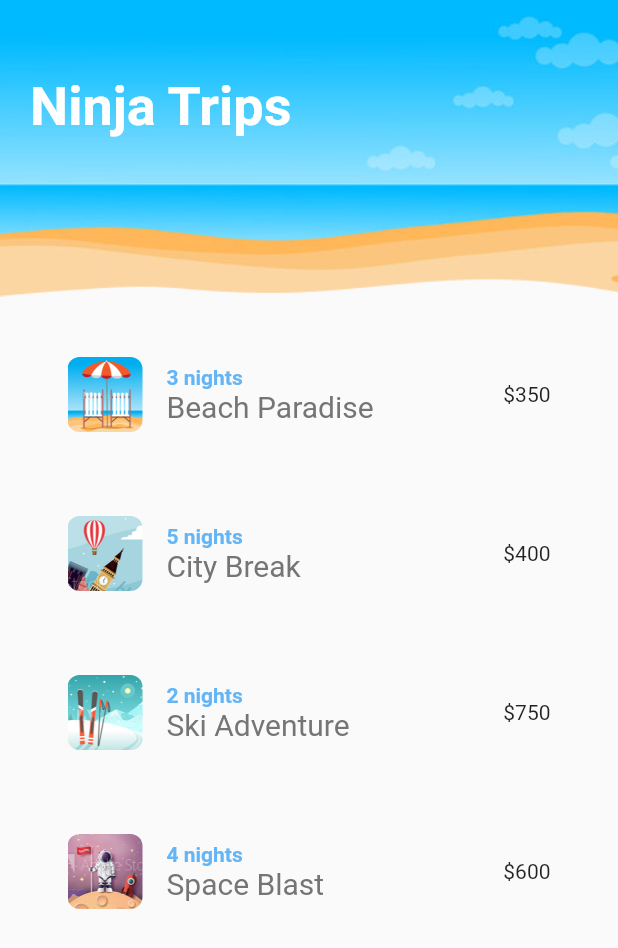
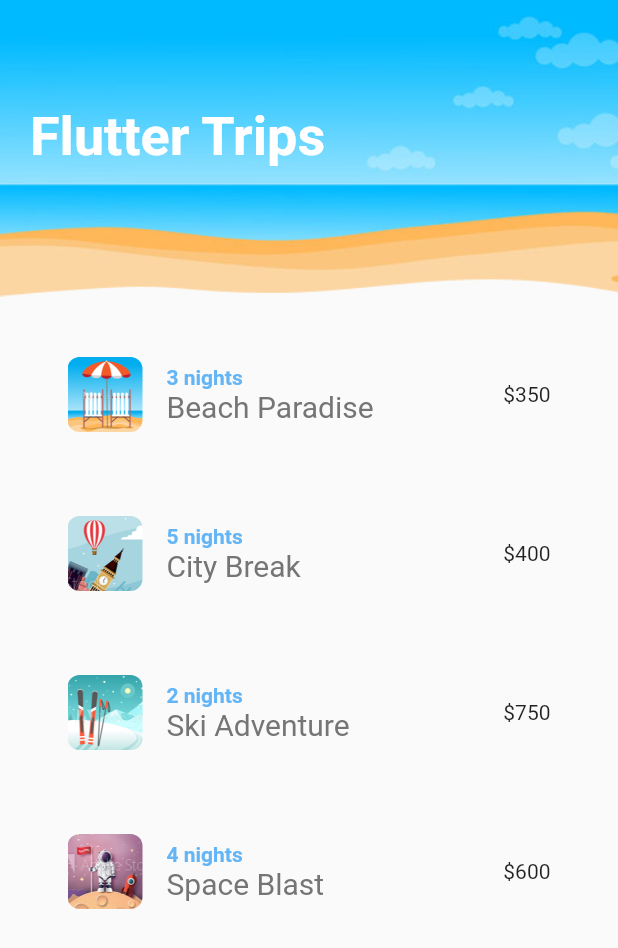
Before and after one commit to tl2a/Flutter-Animations, a Flutter app: the screen it shows after launch, on a phone screen of 412 x 824 dp. Shown: the top 948 px of the screen. Run offline on Flutter 3.47's test engine with Material 2 defaults, Android fonts, the phone set to English and light mode, and no system bars; missing offline and left inert: lipsum.

Commit message:
Implicit(TweenAnimationBuilder, Hero - tag) & Explicit Animations(AnimationController, Animtion<Color> - custom animation variable, AnimtedBuilder, status listener - Controller.isCompleted), Enhance performance with child no re-render, Sample Neumorphism - Sandbox

```diff
--- a/lib/main.dart
+++ b/lib/main.dart
@@ -1,5 +1,6 @@
 // @dart=2.9
 import 'package:flutter/material.dart';
+// import 'package:flutter_anim/screens/sandbox.dart';
 import 'package:flutter_anim/screens/home.dart';
 
 void main() {
--- a/lib/screens/home.dart
+++ b/lib/screens/home.dart
@@ -27,7 +27,7 @@ class HomeState extends State<Home> {
                 SizedBox(height: 30),
                 SizedBox(
                   height: 160,
-                  child: ScreenTitle(text: 'Ninja Trips'),
+                  child: ScreenTitle(text: 'Flutter Trips'),
                 ),
                 Flexible(
                   child: TripList(),
--- a/lib/shared/screenTitle.dart
+++ b/lib/shared/screenTitle.dart
@@ -7,10 +7,27 @@ class ScreenTitle extends StatelessWidget {
 
   @override
   Widget build(BuildContext context) {
-    return Text(
-      text,
-      style: const TextStyle(
-          fontSize: 36, color: Colors.white, fontWeight: FontWeight.bold),
+    return TweenAnimationBuilder(
+      // Implicit Animation
+      curve: Curves.bounceOut,
+      tween: Tween<double>(begin: 0, end: 1),
+      duration: const Duration(milliseconds: 500),
+      builder: (BuildContext context, double val, Widget? child) {
+        return Opacity(
+          opacity: val,
+          child: Padding(
+            padding: EdgeInsets.only(top: val * 20),
+            // Enhance performance if the element doesn't require a re-render
+            child: child,
+          ),
+        );
+      },
+      // Properties in the element doesnot need to change during the animation
+      child: Text(
+        text,
+        style: const TextStyle(
+            fontSize: 36, color: Colors.white, fontWeight: FontWeight.bold),
+      ),
     );
   }
 }
--- a/lib/shared/tripList.dart
+++ b/lib/shared/tripList.dart
@@ -55,9 +55,12 @@ class TripListState extends State<TripList> {
       ),
       leading: ClipRRect(
         borderRadius: BorderRadius.circular(8.0),
-        child: Image.asset(
-          'images/${trip.img}',
-          height: 50.0,
+        child: Hero(
+          tag: 'location-img-${trip.img}',
+          child: Image.asset(
+            'images/${trip.img}',
+            height: 50.0,
+          ),
         ),
       ),
       trailing: Text('\$${trip.price}'),
```
Also changed, not shown: lib/screens/details.dart (+8 -5 lines), lib/screens/sandbox.dart (added, +51 -0 lines), lib/shared/heart.dart (+49 -8 lines).
